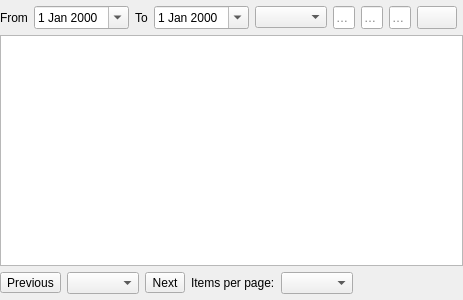
Above: source/client/desktop/management/router_access_log_widget.ui from dchapyshev/aspia before the change. Below: the same form after it.
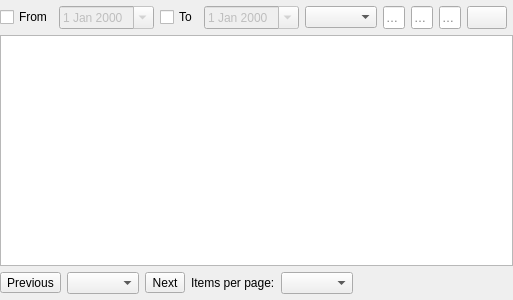
That is the form after the change. Icons and pictures are not drawn. Custom widgets are drawn as their Qt base class.

Commit message: Implement report saving; UI improvements.

What changed in the file:
```diff
--- a/source/client/desktop/management/router_access_log_widget.ui
+++ b/source/client/desktop/management/router_access_log_widget.ui
@@ -32,7 +32,7 @@
       <number>6</number>
      </property>
      <item>
-      <widget class="QLabel" name="label_filter_from">
+      <widget class="QCheckBox" name="check_filter_from">
        <property name="text">
         <string>From</string>
        </property>
@@ -40,13 +40,16 @@
      </item>
      <item>
       <widget class="QDateEdit" name="date_filter_from">
+       <property name="enabled">
+        <bool>false</bool>
+       </property>
        <property name="calendarPopup">
         <bool>true</bool>
        </property>
       </widget>
      </item>
      <item>
-      <widget class="QLabel" name="label_filter_to">
+      <widget class="QCheckBox" name="check_filter_to">
        <property name="text">
         <string>To</string>
        </property>
@@ -54,6 +57,9 @@
      </item>
      <item>
       <widget class="QDateEdit" name="date_filter_to">
+       <property name="enabled">
+        <bool>false</bool>
+       </property>
        <property name="calendarPopup">
         <bool>true</bool>
        </property>
```
The commit also changes 2 other files.
